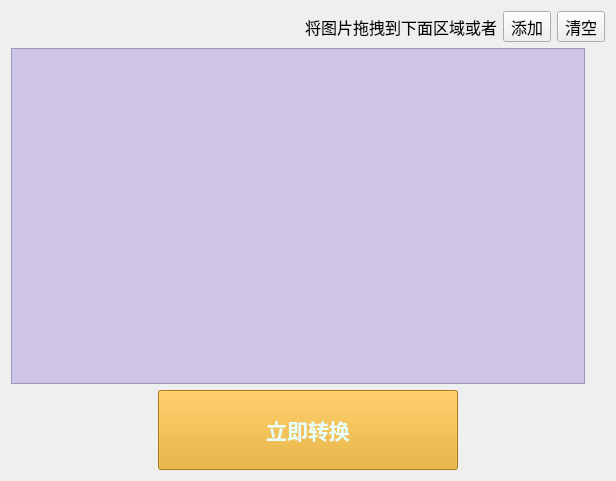
Qt form src/widget.ui (spygg/QtImgToIcon) before a commit.
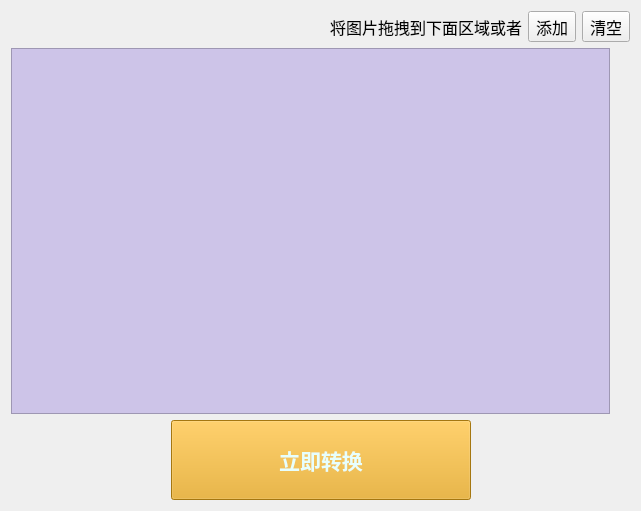
The same form after that commit.

The edit to the form file:
```diff
--- a/src/widget.ui
+++ b/src/widget.ui
@@ -6,8 +6,8 @@
    <rect>
     <x>0</x>
     <y>0</y>
-    <width>616</width>
-    <height>481</height>
+    <width>641</width>
+    <height>511</height>
    </rect>
   </property>
   <property name="font">
@@ -71,18 +71,18 @@
        <property name="styleSheet">
         <string notr="true">background-color: rgb(205,196,232);</string>
        </property>
+       <property name="sizeAdjustPolicy">
+        <enum>QAbstractScrollArea::AdjustToContents</enum>
+       </property>
        <property name="iconSize">
         <size>
-         <width>160</width>
-         <height>160</height>
+         <width>100</width>
+         <height>100</height>
         </size>
        </property>
        <property name="layoutMode">
         <enum>QListView::Batched</enum>
        </property>
-       <property name="spacing">
-        <number>10</number>
-       </property>
        <property name="viewMode">
         <enum>QListView::IconMode</enum>
        </property>
```
Left out of the diff: 3 changed lines with no effect on the pictures.
